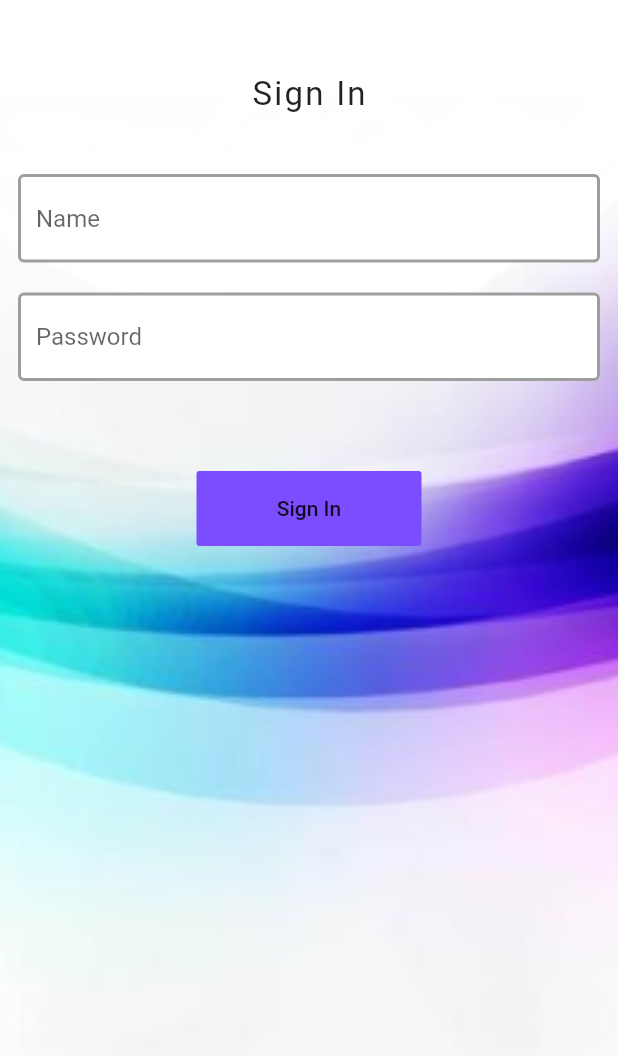
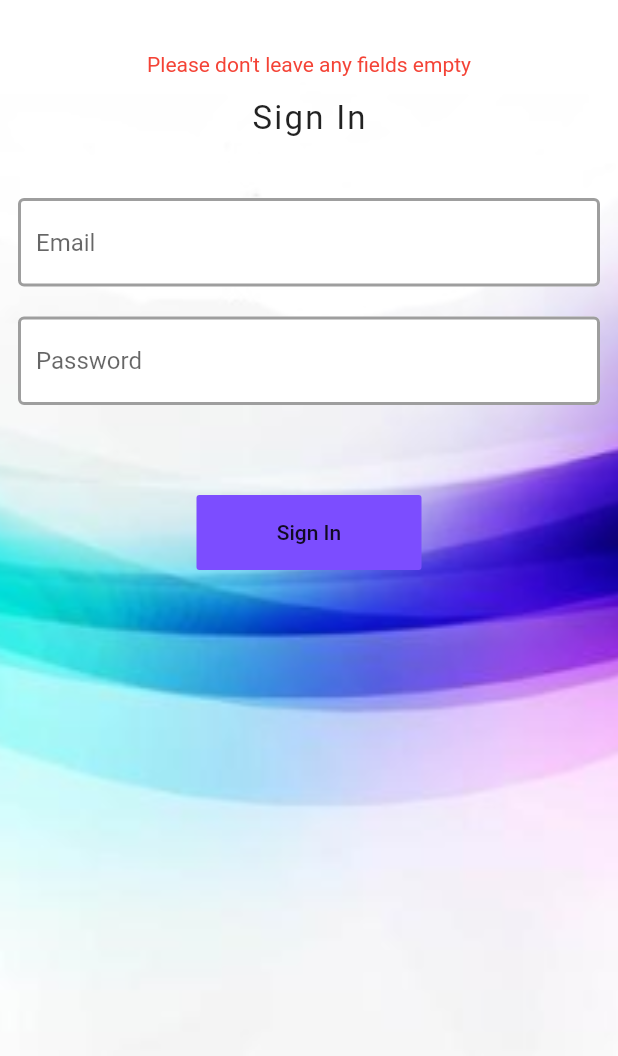
Before and after one commit to NkanyisoSigwaza/xhasa_small, a Flutter app: the SignIn screen opened directly, after a tap on "Sign In", on a phone screen of 412 x 824 dp, the part 180-1236 px from its top. Run offline on Flutter 3.47's test engine with Material 2 defaults, Android fonts, the phone set to English and light mode, and no system bars.

Commit message:
flow is now working | register and sign up completed

```diff
--- a/lib/Authentication/SignIn.dart
+++ b/lib/Authentication/SignIn.dart
@@ -1,4 +1,6 @@
 import 'package:flutter/material.dart';
+import 'package:xhasasmall/Home/mainScreen.dart';
+import 'package:xhasasmall/Services/api.dart';
 import 'package:xhasasmall/Shared/Constants.dart';
 
 class SignIn extends StatefulWidget {
@@ -10,6 +12,7 @@ class _SignInState extends State<SignIn> {
 
   final customerPasswordController = TextEditingController();
   final customerEmailContactController = TextEditingController();
+  String signInFalse = "";//to represent whether sign in was succesfull or not
   @override
   Widget build(BuildContext context) {
     return Scaffold(
@@ -48,7 +51,15 @@ class _SignInState extends State<SignIn> {
                 ),
               ),
               SizedBox(
-                  height:30
+                  height:15
+              ),
+              Text(
+                  signInFalse,
+                  style:TextStyle(
+                    color: Colors.red,
+                  )),
+              SizedBox(
+                height:15
               ),
               Container(
                   child:Text(
@@ -71,7 +82,7 @@ class _SignInState extends State<SignIn> {
                        padding: const EdgeInsets.symmetric(vertical: 20,horizontal: 12),
                        child: TextFormField(
                          controller: customerEmailContactController,
-                         decoration: textInputDecoration.copyWith(hintText: "Name"),
+                         decoration: textInputDecoration.copyWith(hintText: "Email"),
                        ),
                      ),
 
@@ -112,9 +123,40 @@ class _SignInState extends State<SignIn> {
                 height:50,
                 width:150,
                 child: FlatButton(
-                  onPressed: (){},
-                  child: Text("Sign In"),
+
+                  child: Text(
+                      "Sign In"
+                  ),
                   color:Colors.deepPurpleAccent,
+                  onPressed: ()async{
+                    if(customerEmailContactController.value.text ==""||customerPasswordController.value.text =="") {
+                      setState(() {
+                        signInFalse = "Please don't leave any fields empty";
+                      });
+                    }
+                    else{
+                      bool loginSuccesful = await api().login(customerEmailContactController.value.text, customerPasswordController.value.text);
+                      if(loginSuccesful == true){
+                        setState(() {
+                          Navigator.pop(context);// so it doesn't return to sign in
+                          Navigator.push(
+                              context,
+                              MaterialPageRoute(
+                                  builder: (context) => mainScreen())
+                          );
+                        });
+
+                      }
+                      else{
+                        setState(() {
+                        signInFalse = "Incorrect details supplied! try again";
+                        });
+                        }
+                    }
+
+
+
+                  },
                 ),
               )
 
```
Also changed, not shown: lib/Authentication/Register.dart (+61 -2 lines), lib/main.dart (+16 -14 lines).
